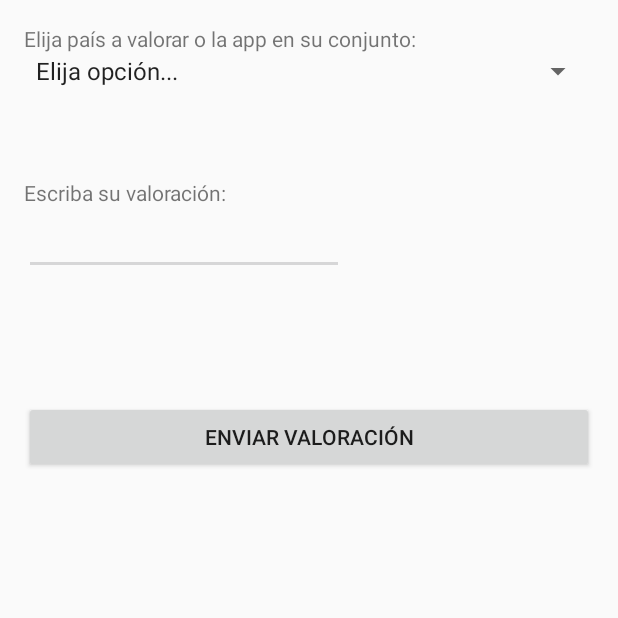
After one commit to LeireZarraonandia/BlaBlaApp, an Android app: the ValoracionActivity screen opened directly, with no data from a screen before it, on a phone screen of 412 x 824 dp, the top half of it. The commit adds this screen. Run offline under Robolectric (Android 15) with nearby library versions, the phone set to English and light mode, and no system bars.

Commit message:
ValoracionActivity

```diff
--- a/AndroidApp/BlaBlaTrip/app/src/main/java/es/tta/blablatrip/InicioActivity.java
+++ b/AndroidApp/BlaBlaTrip/app/src/main/java/es/tta/blablatrip/InicioActivity.java
@@ -20,4 +20,10 @@ public class InicioActivity extends AppCompatActivity
         Intent intent = new Intent(this, TraductorActivity.class);
         startActivity(intent);
     }
+
+    public void valoracion (View view)
+    {
+        Intent intent = new Intent(this, ValoracionActivity.class);
+        startActivity(intent);
+    }
 }
--- /dev/null
+++ b/AndroidApp/BlaBlaTrip/app/src/main/java/es/tta/blablatrip/ValoracionActivity.java
@@ -0,0 +1,136 @@
+package es.tta.blablatrip;
+
+import android.app.Activity;
+import android.content.Intent;
+import android.net.Uri;
+import android.os.Bundle;
+import android.view.View;
+import android.widget.AdapterView;
+import android.widget.ArrayAdapter;
+import android.widget.Button;
+import android.widget.EditText;
+import android.widget.Spinner;
+import android.widget.Toast;
+
+public class ValoracionActivity extends Activity
+{
+    Spinner lista;
+    String [] datos = {"Elija opción...", "Alemania", "Francia", "Inglaterra", "Italia", "Portugal", "App BlaBlaTrip"};
+    //int longitud = datos.length;
+    String pais;
+
+    Button btMail;
+    EditText valMail;
+
+    @Override
+    protected void onCreate(Bundle savedInstanceState)
+    {
+        super.onCreate(savedInstanceState);
+        setContentView(R.layout.layout_valoracion);
+
+        btMail = (Button)findViewById(R.id.bt_enviarValoracion);
+        valMail = (EditText)findViewById(R.id.valEmail);
+
+        lista = (Spinner)findViewById(R.id.spinner_listaPaises);
+
+        // adaptador que vincula los datos a visualizar con el spinner (lista desplegable) --> ArrayAdapter
+        // se le pasan 3 parámetros (vista, recurso de la clase R (que será el que se encargue de colocar los datos de una forma visual), datos a visualizar)
+        ArrayAdapter<String> adaptador = new ArrayAdapter<String>(this, android.R.layout.simple_spinner_item, datos);
+        // vincular lista con el adaptador
+        lista.setAdapter(adaptador); // así ya se ve
+
+        // método para cuando se pulse una opción
+        lista.setOnItemSelectedListener(new AdapterView.OnItemSelectedListener() {
+            @Override
+            // las opciones están viculadas al parámetro 'i'
+            public void onItemSelected(AdapterView<?> adapterView, View view, int i, long l) {
+
+                switch (i) {
+                    case 0:
+                    {
+                        pais = datos[0];
+                        //Toast.makeText(getApplicationContext(), longitud, Toast.LENGTH_SHORT).show();
+                        break;
+                    }
+                    case 1: {
+                        pais = datos[1];
+                        Toast.makeText(getApplicationContext(), pais, Toast.LENGTH_SHORT).show();
+                        break;
+                    }
+
+                    case 2: {
+                        pais = datos[2];
+                        Toast.makeText(getApplicationContext(), pais, Toast.LENGTH_SHORT).show();
+                        break;
+                    }
+
+                    case 3: {
+                        pais = datos[3];
+                        Toast.makeText(getApplicationContext(), pais, Toast.LENGTH_SHORT).show();
+                        break;
+                    }
+
+                    case 4: {
+                        pais = datos[4];
+                        Toast.makeText(getApplicationContext(), pais, Toast.LENGTH_SHORT).show();
+                        break;
+                    }
+
+                    case 5: {
+                        pais = datos[5];
+                        Toast.makeText(getApplicationContext(), pais, Toast.LENGTH_SHORT).show();
+                        break;
+                    }
+
+                    case 6: {
+                        pais = datos[6];
+                        Toast.makeText(getApplicationContext(), pais, Toast.LENGTH_SHORT).show();
+                        break;
+                    }
+                }
+            }
+
+            @Override
+            public void onNothingSelected(AdapterView<?> adapterView) {
+            }
+        });
+
+        btMail.setOnClickListener(new View.OnClickListener() {
+            @Override
+            public void onClick(View view)
+            {
+                //El metodo getText() obtiene el dato escrito con el metodo toString() se convierte a String para poder manipularlo como tal
+                String editMail = valMail.getText().toString();
+
+                String[] to = { "amartinez194@ikasle.ehu.eus", "lzarraonandi001@ikasle.ehu.eus" };
+                //String[] cc = { "otroEmail@ejemplo.com" }; // si se quiere poner cc
+                //enviar(to, cc, "Hola", "Esto es un email enviado desde una app de Android"); //si se pone cc
+                if( (pais==datos[0]) || (editMail.equals("")))
+                {
+                    Toast.makeText(getApplicationContext(), "NO HA SELECCIONADO NINGUNA OPCIÓN O NO SE HA ESCRITO NADA", Toast.LENGTH_SHORT).show();
+
+                }
+                else
+                {
+                    // (a quien/es, asunto, cuerpo mail)
+                    enviar(to, "BlaBlaTrip - Valoración " + pais, editMail);
+                }
+            }
+        });
+    }
+
+    //private void enviar(String[] to, String[] cc, String asunto, String mensaje) // si se pone cc
+    private void enviar(String[] to, String asunto, String mensaje)
+    {
+        Intent emailIntent = new Intent(Intent.ACTION_SEND);
+        emailIntent.setData(Uri.parse("mailto:"));
+        //String[] to = direccionesEmail;
+        //String[] cc = copias;
+        emailIntent.putExtra(Intent.EXTRA_EMAIL, to);
+        //emailIntent.putExtra(Intent.EXTRA_CC, cc);
+        emailIntent.putExtra(Intent.EXTRA_SUBJECT, asunto);
+        emailIntent.putExtra(Intent.EXTRA_TEXT, mensaje);
+        emailIntent.setType("message/rfc822");
+        startActivity(Intent.createChooser(emailIntent, "Email "));
+    }
+}
--- a/AndroidApp/BlaBlaTrip/app/src/main/res/layout/layout_inicio.xml
+++ b/AndroidApp/BlaBlaTrip/app/src/main/res/layout/layout_inicio.xml
@@ -86,7 +86,8 @@
         android:layout_alignTop="@+id/bt_traductor"
         android:layout_alignParentLeft="true"
         android:layout_alignParentStart="true"
-        android:textColor="@color/white"/>
+        android:textColor="@color/white"
+        android:onClick="valoracion"/>
 
 
 </RelativeLayout>
--- /dev/null
+++ b/AndroidApp/BlaBlaTrip/app/src/main/res/layout/layout_valoracion.xml
@@ -0,0 +1,57 @@
+<?xml version="1.0" encoding="utf-8"?>
+<RelativeLayout xmlns:android="http://schemas.android.com/apk/res/android"
+    xmlns:tools="http://schemas.android.com/tools"
+    android:layout_width="match_parent"
+    android:layout_height="match_parent"
+    android:paddingBottom="@dimen/activity_vertical_margin"
+    android:paddingLeft="@dimen/activity_horizontal_margin"
+    android:paddingRight="@dimen/activity_horizontal_margin"
+    android:paddingTop="@dimen/activity_vertical_margin"
+    tools:context="es.tta.blablatrip.ValoracionActivity">
+
+    <TextView
+        android:layout_width="wrap_content"
+        android:layout_height="wrap_content"
+        android:text="@string/elegirPais_label"
+        android:id="@+id/elegirPais_label"
+        android:layout_alignParentTop="true"
+        android:layout_alignParentLeft="true"
+        android:layout_alignParentStart="true" />
+
+    <Spinner
+        android:layout_width="match_parent"
+        android:layout_height="wrap_content"
+        android:id="@+id/spinner_listaPaises"
+        android:layout_below="@+id/elegirPais_label"
+        android:layout_alignParentLeft="true"
+        android:layout_alignParentStart="true" />
+
+    <TextView
+        android:layout_width="wrap_content"
+        android:layout_height="wrap_content"
+        android:text="@string/valoracion_label"
+        android:id="@+id/vaoracion_label"
+        android:layout_below="@+id/spinner_listaPaises"
+        android:layout_alignParentLeft="true"
+        android:layout_alignParentStart="true"
+        android:layout_marginTop="59dp" />
+
+    <EditText
+        android:layout_width="wrap_content"
+        android:layout_height="wrap_content"
+        android:inputType="textEmailAddress"
+        android:ems="10"
+        android:id="@+id/valEmail"
+        android:layout_below="@+id/vaoracion_label"
+        android:layout_alignParentLeft="true"
+        android:layout_alignParentStart="true" />
+
+    <Button
+        android:layout_width="match_parent"
+        android:layout_height="wrap_content"
+        android:text="@string/bt_enviarValoracion"
+        android:id="@+id/bt_enviarValoracion"
+        android:layout_below="@+id/valEmail"
+        android:layout_centerHorizontal="true"
+        android:layout_marginTop="84dp" />
+</RelativeLayout>
--- a/AndroidApp/BlaBlaTrip/app/src/main/res/values/strings.xml
+++ b/AndroidApp/BlaBlaTrip/app/src/main/res/values/strings.xml
@@ -13,4 +13,10 @@
 
     <!-- TRADUCTOR -->
     <string name="title_activity_traductor">TRADUCTOR</string>
+
+    <!-- VALORAION -->
+    <string name="title_activity_valoracion">VALORACIÓN</string>
+    <string name="elegirPais_label">Elija país a valorar o la app en su conjunto:</string>
+    <string name="valoracion_label">Escriba su valoración: </string>
+    <string name="bt_enviarValoracion">Enviar valoración</string>
 </resources>
```
Also changed, not shown: AndroidApp/BlaBlaTrip/app/src/main/AndroidManifest.xml (+11 -5 lines).
